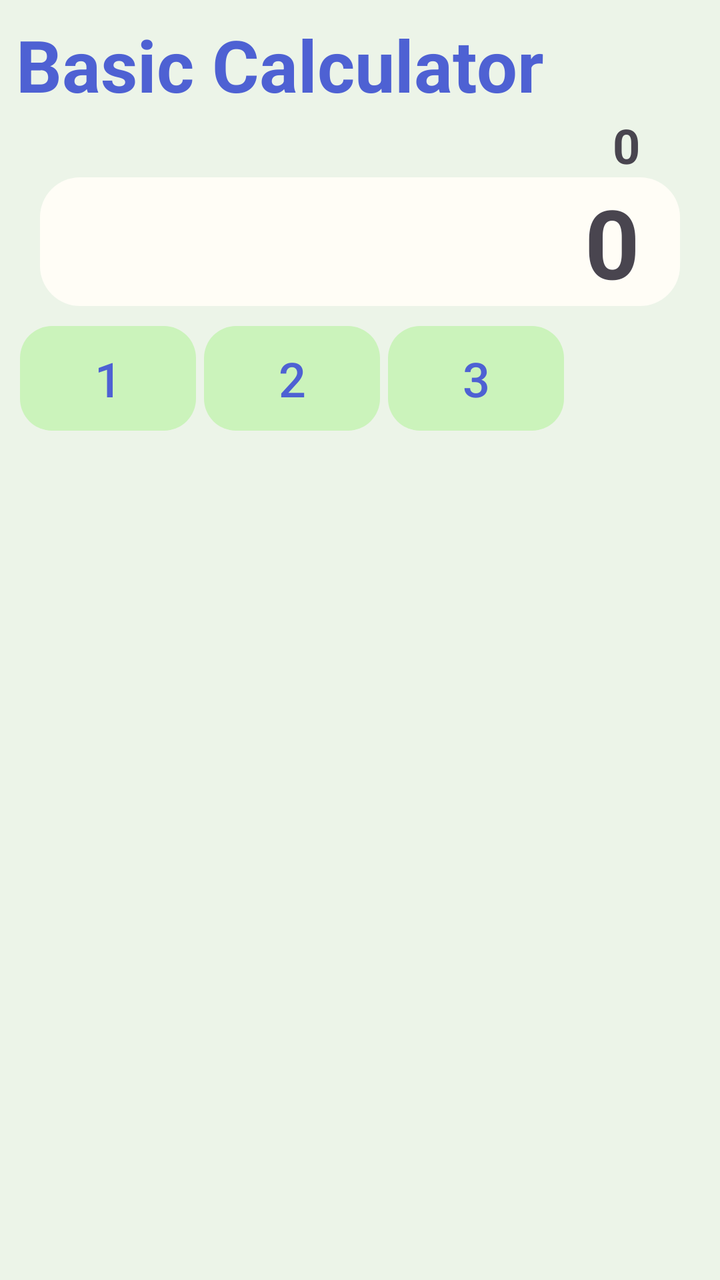
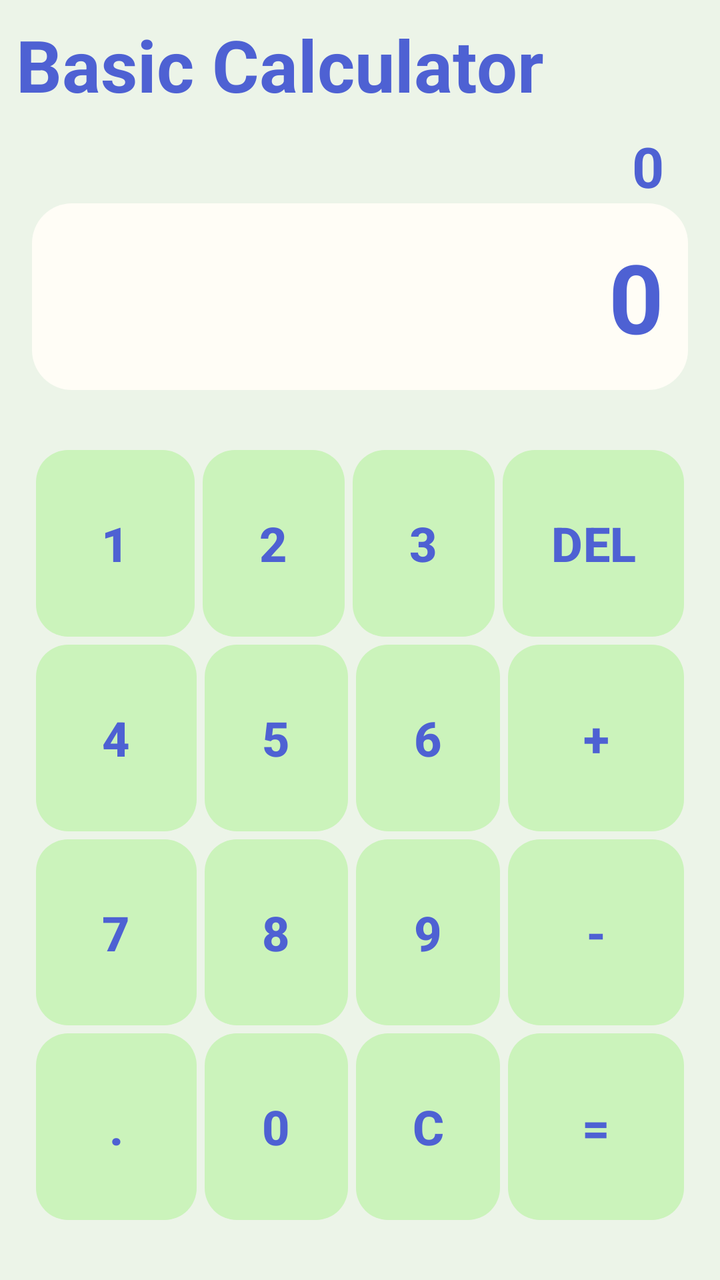

Before-and-after screenshots of an Android layout around one commit, followed by the original layout XML and the change that was made.
<!-- AndroidManifest.xml: application theme Theme.BasicCalculator -->
<!-- res/layout/activity_main.xml -->
<?xml version="1.0" encoding="utf-8"?>
<androidx.constraintlayout.widget.ConstraintLayout xmlns:android="http://schemas.android.com/apk/res/android"
    xmlns:app="http://schemas.android.com/apk/res-auto"
    xmlns:tools="http://schemas.android.com/tools"
    android:id="@+id/main"
    android:layout_width="match_parent"
    android:layout_height="match_parent"
    android:background="@color/background"
    tools:context=".MainActivity">

    <TextView
        android:id="@+id/tv_title"
        android:layout_width="wrap_content"
        android:layout_height="wrap_content"
        android:layout_marginStart="8dp"
        android:layout_marginTop="8dp"
        android:text="@string/title"
        android:textColor="@color/text"
        android:textSize="36dp"
        android:textStyle="bold"
        app:layout_constraintStart_toStartOf="parent"
        app:layout_constraintTop_toTopOf="parent" />

    <androidx.constraintlayout.widget.ConstraintLayout
        android:id="@+id/cl_inputOutput"
        android:layout_width="match_parent"
        android:layout_height="wrap_content"
        app:layout_constraintBottom_toTopOf="@id/cl_groupNum"
        app:layout_constraintEnd_toEndOf="parent"
        app:layout_constraintStart_toStartOf="parent"
        app:layout_constraintTop_toBottomOf="@id/tv_title">

        <LinearLayout
            android:id="@+id/ll_input"
            android:layout_width="match_parent"
            android:layout_height="wrap_content"
            android:layout_marginHorizontal="20dp"
            android:orientation="vertical"
            app:layout_constraintEnd_toEndOf="parent"
            app:layout_constraintStart_toStartOf="parent"
            app:layout_constraintTop_toTopOf="parent">

            <TextView
                android:id="@+id/tv_input"
                android:layout_width="match_parent"
                android:layout_height="match_parent"
                android:layout_marginEnd="20dp"
                android:gravity="center|end"
                android:text="0"
                android:textSize="24dp"
                android:textStyle="bold" />
        </LinearLayout>

        <LinearLayout
            android:id="@+id/ll_output"
            android:layout_width="match_parent"
            android:layout_height="wrap_content"
            android:layout_marginHorizontal="20dp"
            android:background="@drawable/custom_bg"
            android:orientation="vertical"
            app:layout_constraintEnd_toEndOf="parent"
            app:layout_constraintStart_toStartOf="parent"
            app:layout_constraintTop_toBottomOf="@id/ll_input">

            <TextView
                android:id="@+id/tv_output"
                android:layout_width="match_parent"
                android:layout_height="match_parent"
                android:layout_marginEnd="20dp"
                android:gravity="center|end"
                android:text="0"
                android:textSize="48dp"
                android:textStyle="bold" />
        </LinearLayout>
    </androidx.constraintlayout.widget.ConstraintLayout>
    
    <androidx.constraintlayout.widget.ConstraintLayout
        android:id="@+id/cl_groupNum"
        android:layout_width="match_parent"
        android:layout_height="wrap_content"
        android:layout_margin="8dp"
        android:layout_marginTop="24dp"
        app:layout_constraintTop_toBottomOf="@id/cl_inputOutput">
        <LinearLayout
            android:layout_width="match_parent"
            android:layout_height="wrap_content"
            android:orientation="horizontal"
            app:layout_constraintStart_toStartOf="parent"
            app:layout_constraintEnd_toEndOf="parent"
            app:layout_constraintTop_toTopOf="parent">
            <com.google.android.material.button.MaterialButton
                android:id="@+id/btn_1"
                android:layout_width="wrap_content"
                android:layout_height="wrap_content"
                android:background="@drawable/cust_container"
                android:layout_margin="2dp"
                android:text="1"
                android:textColor="@color/text"
                android:textSize="24sp"
                app:backgroundTint="@null"
                app:layout_constraintStart_toStartOf="parent"
                app:layout_constraintTop_toTopOf="parent" />
            <com.google.android.material.button.MaterialButton
                android:id="@+id/btn_2"
                android:layout_width="wrap_content"
                android:layout_height="wrap_content"
                android:background="@drawable/cust_container"
                android:layout_margin="2dp"
                android:text="2"
                android:textColor="@color/text"
                android:textSize="24sp"
                app:backgroundTint="@null"
                app:layout_constraintStart_toStartOf="parent"
                app:layout_constraintTop_toTopOf="parent" />
            <com.google.android.material.button.MaterialButton
                android:id="@+id/btn_3"
                android:layout_width="wrap_content"
                android:layout_height="wrap_content"
                android:background="@drawable/cust_container"
                android:layout_margin="2dp"
                android:text="3"
                android:textColor="@color/text"
                android:textSize="24sp"
                app:backgroundTint="@null"
                app:layout_constraintStart_toStartOf="parent"
                app:layout_constraintTop_toTopOf="parent" />
        </LinearLayout>


    </androidx.constraintlayout.widget.ConstraintLayout>


</androidx.constraintlayout.widget.ConstraintLayout>
<!-- resources referenced by this layout -->
<resources>
  <color name="background">#ECF4E8</color>
  <color name="text">#4E61D3</color>
  <!-- drawable cust_container (drawable) -->
  <?xml version="1.0" encoding="utf-8"?>
  <ripple xmlns:android="http://schemas.android.com/apk/res/android"
      android:color="@color/ripple">
      <item>
          <shape android:shape="rectangle">
              <solid android:color="@color/button" />
              <corners android:radius="16dp"/>
          </shape>
      </item>
  </ripple>
  <!-- drawable custom_bg (drawable) -->
  <?xml version="1.0" encoding="utf-8"?>
  <selector xmlns:android="http://schemas.android.com/apk/res/android">
  <item>
      <shape android:shape="rectangle">
          <solid android:color="@color/forebackground"/>
          <corners android:radius="20dp"/>
      </shape>
  </item>
  </selector>
  <string name="title">Basic Calculator</string>
  <style name="Theme.BasicCalculator" parent="Base.Theme.BasicCalculator" />
  <color name="ripple">#ABE7B2</color>
  <color name="button">#CBF3BB</color>
  <color name="forebackground">#FFFDF6</color>
  <style name="Base.Theme.BasicCalculator" parent="Theme.Material3.DayNight.NoActionBar">
          
          
      </style>
</resources>

<!-- the commit's change to res/layout/activity_main.xml (unified diff, before → after) -->
@@ -20,12 +20,13 @@
         android:textStyle="bold"
         app:layout_constraintStart_toStartOf="parent"
         app:layout_constraintTop_toTopOf="parent" />
-
+    
     <androidx.constraintlayout.widget.ConstraintLayout
         android:id="@+id/cl_inputOutput"
         android:layout_width="match_parent"
-        android:layout_height="wrap_content"
-        app:layout_constraintBottom_toTopOf="@id/cl_groupNum"
+        android:layout_height="0dp"
+        android:layout_marginHorizontal="16dp"
+        android:layout_marginTop="8dp"
         app:layout_constraintEnd_toEndOf="parent"
         app:layout_constraintStart_toStartOf="parent"
         app:layout_constraintTop_toBottomOf="@id/tv_title">
@@ -33,99 +34,337 @@
         <LinearLayout
             android:id="@+id/ll_input"
             android:layout_width="match_parent"
-            android:layout_height="wrap_content"
-            android:layout_marginHorizontal="20dp"
+            android:layout_height="0dp"
             android:orientation="vertical"
             app:layout_constraintEnd_toEndOf="parent"
-            app:layout_constraintStart_toStartOf="parent"
             app:layout_constraintTop_toTopOf="parent">
 
             <TextView
                 android:id="@+id/tv_input"
                 android:layout_width="match_parent"
                 android:layout_height="match_parent"
-                android:layout_marginEnd="20dp"
+                android:layout_marginEnd="12dp"
                 android:gravity="center|end"
-                android:text="0"
-                android:textSize="24dp"
+                android:text="@string/num0"
+                android:textColor="@color/text"
+                android:textSize="28dp"
                 android:textStyle="bold" />
         </LinearLayout>
 
         <LinearLayout
             android:id="@+id/ll_output"
             android:layout_width="match_parent"
-            android:layout_height="wrap_content"
-            android:layout_marginHorizontal="20dp"
+            android:layout_height="280px"
             android:background="@drawable/custom_bg"
             android:orientation="vertical"
             app:layout_constraintEnd_toEndOf="parent"
-            app:layout_constraintStart_toStartOf="parent"
             app:layout_constraintTop_toBottomOf="@id/ll_input">
-
             <TextView
                 android:id="@+id/tv_output"
                 android:layout_width="match_parent"
                 android:layout_height="match_parent"
-                android:layout_marginEnd="20dp"
+                android:layout_marginEnd="12dp"
                 android:gravity="center|end"
-                android:text="0"
+                android:text="@string/num0"
+                android:textColor="@color/text"
                 android:textSize="48dp"
                 android:textStyle="bold" />
         </LinearLayout>
     </androidx.constraintlayout.widget.ConstraintLayout>
     
     <androidx.constraintlayout.widget.ConstraintLayout
-        android:id="@+id/cl_groupNum"
+        android:id="@+id/cl_numPad"
         android:layout_width="match_parent"
-        android:layout_height="wrap_content"
-        android:layout_margin="8dp"
-        android:layout_marginTop="24dp"
+        android:layout_height="0dp"
+        android:layout_marginHorizontal="16dp"
+        android:layout_marginVertical="28dp"
+        app:layout_constraintBottom_toBottomOf="parent"
+        app:layout_constraintEnd_toEndOf="parent"
+        app:layout_constraintStart_toStartOf="parent"
         app:layout_constraintTop_toBottomOf="@id/cl_inputOutput">
-        <LinearLayout
-            android:layout_width="match_parent"
-            android:layout_height="wrap_content"
+        
+        <LinearLayout
+            android:id="@+id/ll_firstRow"
+            android:layout_width="match_parent"
+            android:layout_height="0dp"
             android:orientation="horizontal"
+            app:layout_constraintBottom_toTopOf="@id/ll_secondRow"
+            app:layout_constraintEnd_toEndOf="parent"
             app:layout_constraintStart_toStartOf="parent"
-            app:layout_constraintEnd_toEndOf="parent"
             app:layout_constraintTop_toTopOf="parent">
+
             <com.google.android.material.button.MaterialButton
                 android:id="@+id/btn_1"
+                android:layout_width="0dp"
+                android:layout_height="match_parent"
+                android:layout_margin="2dp"
+                android:layout_weight="28"
+                android:background="@drawable/cust_container"
+                android:text="@string/num1"
+                android:textColor="@color/text"
+                android:textSize="24sp"
+                android:textStyle="bold"
+                app:backgroundTint="@null"
+                app:layout_constraintStart_toStartOf="parent"
+                app:layout_constraintTop_toTopOf="parent" />
+
+            <com.google.android.material.button.MaterialButton
+                android:id="@+id/btn_2"
+                android:layout_width="0dp"
+                android:layout_height="match_parent"
+                android:layout_margin="2dp"
+                android:layout_weight="25"
+                android:background="@drawable/cust_container"
+                android:text="@string/num2"
+                android:textColor="@color/text"
+                android:textSize="24sp"
+                android:textStyle="bold"
+                app:backgroundTint="@null"
+                app:layout_constraintStart_toStartOf="parent"
+                app:layout_constraintTop_toTopOf="parent" />
+
+            <com.google.android.material.button.MaterialButton
+                android:id="@+id/btn_3"
+                android:layout_width="0dp"
+                android:layout_height="match_parent"
+                android:layout_margin="2dp"
+                android:layout_weight="25"
+                android:background="@drawable/cust_container"
+                android:text="@string/num3"
+                android:textColor="@color/text"
+                android:textSize="24sp"
+                android:textStyle="bold"
+                app:backgroundTint="@null"
+                app:layout_constraintStart_toStartOf="parent"
+                app:layout_constraintTop_toTopOf="parent" />
+
+            <com.google.android.material.button.MaterialButton
+                android:id="@+id/btn_del"
                 android:layout_width="wrap_content"
-                android:layout_height="wrap_content"
-                android:background="@drawable/cust_container"
-                android:layout_margin="2dp"
-                android:text="1"
-                android:textColor="@color/text"
-                android:textSize="24sp"
-                app:backgroundTint="@null"
-                app:layout_constraintStart_toStartOf="parent"
-                app:layout_constraintTop_toTopOf="parent" />
-            <com.google.android.material.button.MaterialButton
-                android:id="@+id/btn_2"
+                android:layout_height="match_parent"
+                android:layout_margin="2dp"
+                android:background="@drawable/cust_container"
+                android:text="@string/delete"
+                android:textColor="@color/text"
+                android:textSize="24sp"
+                android:textStyle="bold"
+                app:backgroundTint="@null"
+                app:layout_constraintStart_toStartOf="parent"
+                app:layout_constraintTop_toTopOf="parent" />
+        </LinearLayout>
+        
+        <LinearLayout
+            android:id="@+id/ll_secondRow"
+            android:layout_width="match_parent"
+            android:layout_height="0dp"
+            android:orientation="horizontal"
+            app:layout_constraintBottom_toTopOf="@id/ll_thirdRow"
+            app:layout_constraintEnd_toEndOf="parent"
+            app:layout_constraintStart_toStartOf="parent"
+            app:layout_constraintTop_toBottomOf="@id/ll_firstRow">
+
+            <com.google.android.material.button.MaterialButton
+                android:id="@+id/btn_4"
+                android:layout_width="0dp"
+                android:layout_height="match_parent"
+                android:layout_margin="2dp"
+                android:layout_weight="28"
+                android:background="@drawable/cust_container"
+                android:text="@string/num4"
+                android:textColor="@color/text"
+                android:textSize="24sp"
+                android:textStyle="bold"
+                app:backgroundTint="@null"
+                app:layout_constraintStart_toStartOf="parent"
+                app:layout_constraintTop_toTopOf="parent" />
+
+            <com.google.android.material.button.MaterialButton
+                android:id="@+id/btn_5"
+                android:layout_width="0dp"
+                android:layout_height="match_parent"
+                android:layout_margin="2dp"
+                android:layout_weight="25"
+                android:background="@drawable/cust_container"
+                android:text="@string/num5"
+                android:textColor="@color/text"
+                android:textSize="24sp"
+                android:textStyle="bold"
+                app:backgroundTint="@null"
+                app:layout_constraintStart_toStartOf="parent"
+                app:layout_constraintTop_toTopOf="parent" />
+
+            <com.google.android.material.button.MaterialButton
+                android:id="@+id/btn_6"
+                android:layout_width="0dp"
+                android:layout_height="match_parent"
+                android:layout_margin="2dp"
+                android:layout_weight="25"
+                android:background="@drawable/cust_container"
+                android:text="@string/num6"
+                android:textColor="@color/text"
+                android:textSize="24sp"
+                android:textStyle="bold"
+                app:backgroundTint="@null"
+                app:layout_constraintStart_toStartOf="parent"
+                app:layout_constraintTop_toTopOf="parent" />
+
+            <com.google.android.material.button.MaterialButton
+                android:id="@+id/btn_plus"
                 android:layout_width="wrap_content"
-                android:layout_height="wrap_content"
-                android:background="@drawable/cust_container"
-                android:layout_margin="2dp"
-                android:text="2"
-                android:textColor="@color/text"
-                android:textSize="24sp"
-                app:backgroundTint="@null"
-                app:layout_constraintStart_toStartOf="parent"
-                app:layout_constraintTop_toTopOf="parent" />
-            <com.google.android.material.button.MaterialButton
-                android:id="@+id/btn_3"
+                android:layout_height="match_parent"
+                android:layout_margin="2dp"
+                android:background="@drawable/cust_container"
+                android:text="@string/plus"
+                android:textColor="@color/text"
+                android:textSize="24sp"
+                android:textStyle="bold"
+                app:backgroundTint="@null"
+                app:layout_constraintStart_toStartOf="parent"
+                app:layout_constraintTop_toTopOf="parent" />
+
+        </LinearLayout>
+        
+        <LinearLayout
+            android:id="@+id/ll_thirdRow"
+            android:layout_width="match_parent"
+            android:layout_height="0dp"
+            android:orientation="horizontal"
+            app:layout_constraintBottom_toTopOf="@id/ll_fourthRow"
+            app:layout_constraintEnd_toEndOf="parent"
+            app:layout_constraintStart_toStartOf="parent"
+            app:layout_constraintTop_toBottomOf="@id/ll_secondRow">
+
+            <com.google.android.material.button.MaterialButton
+                android:id="@+id/btn_7"
+                android:layout_width="0dp"
+                android:layout_height="match_parent"
+                android:layout_margin="2dp"
+                android:layout_weight="28"
+                android:background="@drawable/cust_container"
+                android:text="@string/num7"
+                android:textColor="@color/text"
+                android:textSize="24sp"
+                android:textStyle="bold"
+                app:backgroundTint="@null"
+                app:layout_constraintStart_toStartOf="parent"
+                app:layout_constraintTop_toTopOf="parent" />
+
+            <com.google.android.material.button.MaterialButton
+                android:id="@+id/btn_8"
+                android:layout_width="0dp"
+                android:layout_height="match_parent"
+                android:layout_margin="2dp"
+                android:layout_weight="25"
+                android:background="@drawable/cust_container"
+                android:text="@string/num8"
+                android:textColor="@color/text"
+                android:textSize="24sp"
+                android:textStyle="bold"
+                app:backgroundTint="@null"
+                app:layout_constraintStart_toStartOf="parent"
+                app:layout_constraintTop_toTopOf="parent" />
+
+            <com.google.android.material.button.MaterialButton
+                android:id="@+id/btn_9"
+                android:layout_width="0dp"
+                android:layout_height="match_parent"
+                android:layout_margin="2dp"
+                android:layout_weight="25"
+                android:background="@drawable/cust_container"
+                android:text="@string/num9"
+                android:textColor="@color/text"
+                android:textSize="24sp"
+                android:textStyle="bold"
+                app:backgroundTint="@null"
+                app:layout_constraintStart_toStartOf="parent"
+                app:layout_constraintTop_toTopOf="parent" />
+
+            <com.google.android.material.button.MaterialButton
+                android:id="@+id/btn_minus"
                 android:layout_width="wrap_content"
-                android:layout_height="wrap_content"
-                android:background="@drawable/cust_container"
-                android:layout_margin="2dp"
-                android:text="3"
-                android:textColor="@color/text"
-                android:textSize="24sp"
-                app:backgroundTint="@null"
-                app:layout_constraintStart_toStartOf="parent"
-                app:layout_constraintTop_toTopOf="parent" />
-        </LinearLayout>
-
+                android:layout_height="match_parent"
+                android:layout_margin="2dp"
+                android:background="@drawable/cust_container"
+                android:text="@string/minus"
+                android:textColor="@color/text"
+                android:textSize="24sp"
+                android:textStyle="bold"
+                app:backgroundTint="@null"
+                app:layout_constraintStart_toStartOf="parent"
+                app:layout_constraintTop_toTopOf="parent" />
+
+        </LinearLayout>
+        
+        <LinearLayout
+            android:id="@+id/ll_fourthRow"
+            android:layout_width="match_parent"
+            android:layout_height="0dp"
+            android:orientation="horizontal"
+            app:layout_constraintEnd_toEndOf="parent"
+            app:layout_constraintStart_toStartOf="parent"
+            app:layout_constraintBottom_toBottomOf="parent"
+            app:layout_constraintTop_toBottomOf="@id/ll_thirdRow">
+
+            <com.google.android.material.button.MaterialButton
+                android:id="@+id/btn_koma"
+                android:layout_width="0dp"
+                android:layout_height="match_parent"
+                android:layout_margin="2dp"
+                android:layout_weight="28"
+                android:background="@drawable/cust_container"
+                android:text="@string/koma"
+                android:textColor="@color/text"
+                android:textSize="24sp"
+                android:textStyle="bold"
+                app:backgroundTint="@null"
+                app:layout_constraintStart_toStartOf="parent"
+                app:layout_constraintTop_toTopOf="parent" />
+
+            <com.google.android.material.button.MaterialButton
+                android:id="@+id/btn_0"
+                android:layout_width="0dp"
+                android:layout_height="match_parent"
+                android:layout_margin="2dp"
+                android:layout_weight="25"
+                android:background="@drawable/cust_container"
+                android:text="@string/num0"
+                android:textColor="@color/text"
+                android:textSize="24sp"
+                android:textStyle="bold"
+                app:backgroundTint="@null"
+                app:layout_constraintStart_toStartOf="parent"
+                app:layout_constraintTop_toTopOf="parent" />
+
+            <com.google.android.material.button.MaterialButton
+                android:id="@+id/btn_clear"
+                android:layout_width="0dp"
+                android:layout_height="match_parent"
+                android:layout_margin="2dp"
+                android:layout_weight="25"
+                android:background="@drawable/cust_container"
+                android:text="@string/clear"
+                android:textColor="@color/text"
+                android:textSize="24sp"
+                android:textStyle="bold"
+                app:backgroundTint="@null"
+                app:layout_constraintStart_toStartOf="parent"
+                app:layout_constraintTop_toTopOf="parent" />
+
+            <com.google.android.material.button.MaterialButton
+                android:id="@+id/btn_calculate"
+                android:layout_width="wrap_content"
+                android:layout_height="match_parent"
+                android:layout_margin="2dp"
+                android:background="@drawable/cust_container"
+                android:text="@string/calculate"
+                android:textColor="@color/text"
+                android:textSize="24sp"
+                android:textStyle="bold"
+                app:backgroundTint="@null"
+                app:layout_constraintStart_toStartOf="parent"
+                app:layout_constraintTop_toTopOf="parent" />
+
+        </LinearLayout>
 
     </androidx.constraintlayout.widget.ConstraintLayout>
 
<!-- resource entries referenced after the edit -->
@@ -23,6 +23,22 @@
       </shape>
   </item>
   </selector>
+  <string name="calculate">=</string>
+  <string name="clear">C</string>
+  <string name="delete">DEL</string>
+  <string name="koma">.</string>
+  <string name="minus">-</string>
+  <string name="num0">0</string>
+  <string name="num1">1</string>
+  <string name="num2">2</string>
+  <string name="num3">3</string>
+  <string name="num4">4</string>
+  <string name="num5">5</string>
+  <string name="num6">6</string>
+  <string name="num7">7</string>
+  <string name="num8">8</string>
+  <string name="num9">9</string>
+  <string name="plus">+</string>
   <string name="title">Basic Calculator</string>
   <style name="Theme.BasicCalculator" parent="Base.Theme.BasicCalculator" />
   <color name="ripple">#ABE7B2</color>
